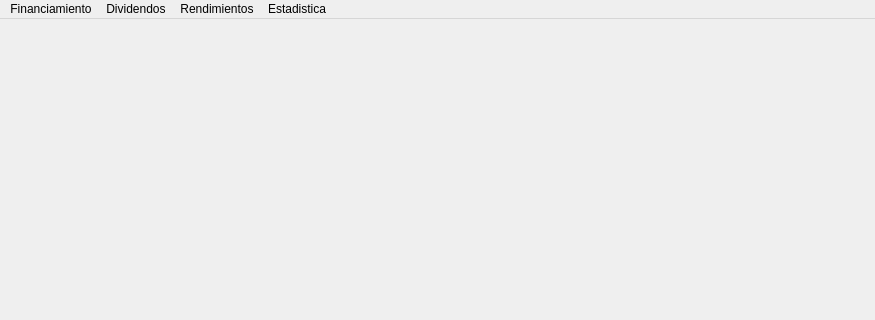
Old version of the form view/ui/mainWindow.ui in the repository luisAlcides/finanzas2; both pictures show x 0 to 875 and y 0 to 320 of the 875 by 622 pixel window.
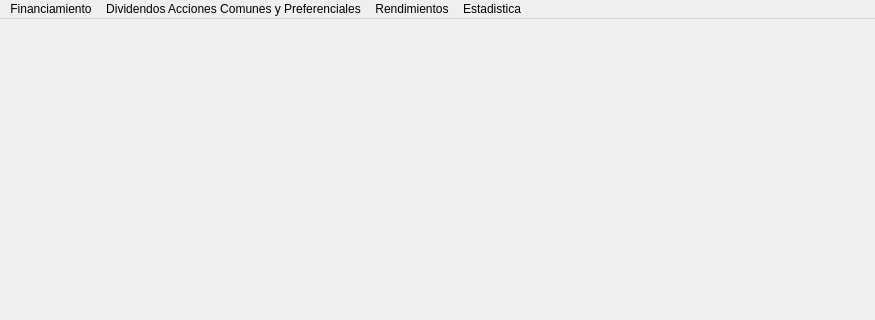
New version of the form.

Patch:
```diff
--- a/view/ui/mainWindow.ui
+++ b/view/ui/mainWindow.ui
@@ -37,7 +37,7 @@
    </widget>
    <widget class="QMenu" name="menuCreditos">
     <property name="title">
-     <string>Dividendos</string>
+     <string>Dividendos Acciones Comunes y Preferenciales</string>
     </property>
     <addaction name="actionDesarrolladores"/>
    </widget>
```
Left out of the diff: 4 changed lines with no effect on the pictures.
